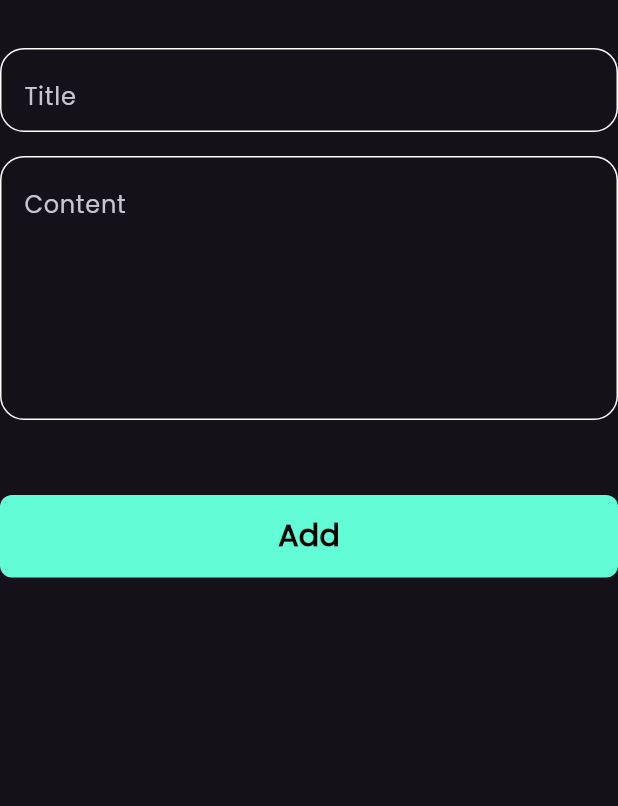
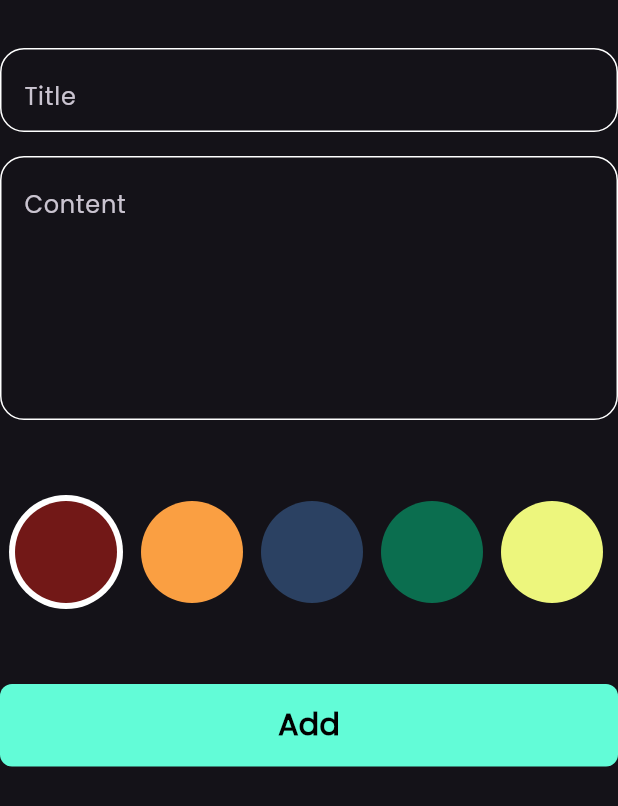
Before and after one commit to mahmoud575/note_app, a Flutter app: the AddNoteForm widget shown alone on an empty page, opened directly, on a phone screen of 412 x 824 dp. Shown: the top 806 px of the screen. Run offline on Flutter 3.47's test engine with Material 3 defaults, Android fonts, the phone set to English and light mode, and no system bars; our stand-ins replace flutter_bloc, font_awesome_flutter, hive, hive_flutter; accounts and stored records are empty.

Commit message:
add color list view

```diff
--- a/lib/widgets/add_note_form.dart
+++ b/lib/widgets/add_note_form.dart
@@ -3,6 +3,7 @@ import 'package:flutter_bloc/flutter_bloc.dart';
 import 'package:intl/intl.dart';
 import 'package:note_app/cubits/add_note_cubit/add_note_cubit.dart';
 import 'package:note_app/models/note_model.dart';
+import 'color_list_view.dart';
 import 'custom_button.dart';
 import 'custom_text_field.dart';
 
@@ -51,6 +52,10 @@ class _AddNoteFormState extends State<AddNoteForm> {
           const SizedBox(
             height: 50,
           ),
+          const ColorListView(),
+          const SizedBox(
+            height: 50,
+          ),
           BlocBuilder<AddNoteCubit, AddNoteState>(
             builder: (context, state) {
               return CustomButton(
--- /dev/null
+++ b/lib/widgets/color_list_view.dart
@@ -0,0 +1,73 @@
+import 'package:flutter/material.dart';
+
+class ColorItem extends StatelessWidget {
+  const ColorItem({super.key, required this.isActive, required this.color});
+
+  final bool isActive;
+  final Color color;
+
+  @override
+  Widget build(BuildContext context) {
+    return isActive
+        ?  CircleAvatar(
+            radius: 38,
+            backgroundColor: Colors.white,
+            child: CircleAvatar(
+              radius: 34,
+              backgroundColor: color,
+            ),
+          )
+        :  CircleAvatar(
+            radius: 34,
+            backgroundColor: color,
+          );
+  }
+}
+
+class ColorListView extends StatefulWidget {
+  const ColorListView({super.key});
+
+  @override
+  State<ColorListView> createState() => _ColorListViewState();
+}
+
+class _ColorListViewState extends State<ColorListView> {
+  int currentIndex = 0;
+  List<Color> colorList = const [
+    Color(0xff721817),
+    Color(0xfffa9f42),
+    Color(0xff2b4162),
+    Color(0xff0b6e4f),
+    Color(0xffedf67d),
+    Color(0xfff896d8),
+    Color(0xffca7df9),
+    Color(0xff724cf9),
+    Color(0xff564592),
+  ];
+
+  @override
+  Widget build(BuildContext context) {
+    return SizedBox(
+      height: 38 * 2,
+      child: ListView.builder(
+        itemCount: colorList.length,
+        scrollDirection: Axis.horizontal,
+        itemBuilder: (context, index) {
+          return Padding(
+            padding: const EdgeInsets.symmetric(horizontal: 6),
+            child: GestureDetector(
+              onTap: () {
+                currentIndex = index;
+                setState(() {});
+              },
+              child: ColorItem(
+                color: colorList [index],
+                isActive: currentIndex == index,
+              ),
+            ),
+          );
+        },
+      ),
+    );
+  }
+}
--- a/lib/widgets/edit_note_screen_body.dart
+++ b/lib/widgets/edit_note_screen_body.dart
@@ -7,7 +7,8 @@ import 'custom_text_field.dart';
 
 class EditNoteScreenBody extends StatefulWidget {
   const EditNoteScreenBody({
-    super.key, required this.note,
+    super.key,
+    required this.note,
   });
 
   final NoteModel note;
@@ -17,18 +18,18 @@ class EditNoteScreenBody extends StatefulWidget {
 }
 
 class _EditNoteScreenBodyState extends State<EditNoteScreenBody> {
+  String? title, content;
 
-   String? title , content;
   @override
   Widget build(BuildContext context) {
-    return  SafeArea(
+    return SafeArea(
       child: Scaffold(
           body: Padding(
         padding: const EdgeInsets.only(left: 20, right: 20, top: 10),
         child: Column(
           children: [
             CustomAppbar(
-                  onTap: (){
+              onTap: () {
                 widget.note.title = title ?? widget.note.title;
                 widget.note.subTitle = content ?? widget.note.subTitle;
                 widget.note.save();
@@ -42,7 +43,7 @@ class _EditNoteScreenBodyState extends State<EditNoteScreenBody> {
               height: 32,
             ),
             CustomTextField(
-                  onChanged: (value){
+              onChanged: (value) {
                 title = value;
               },
               hint: widget.note.title,
```
Lines whose indentation alone changed are shown as unchanged.
